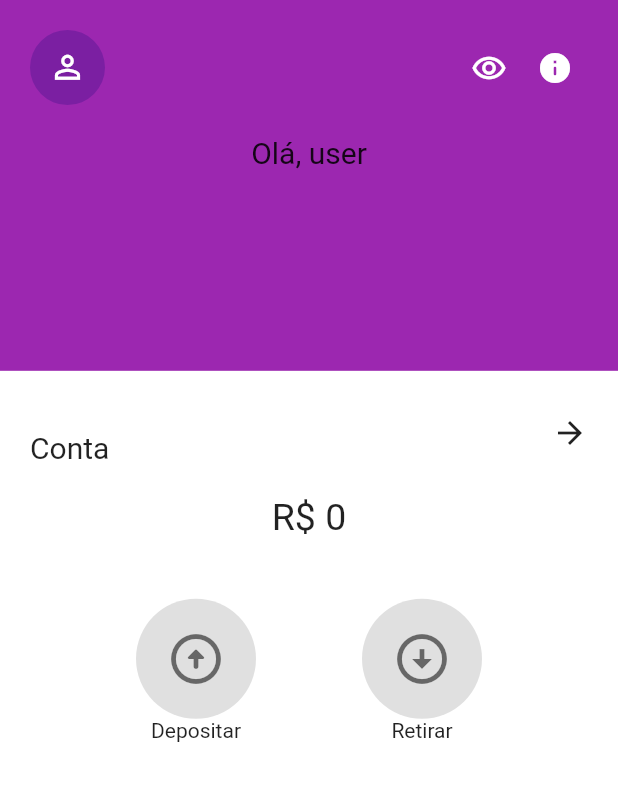
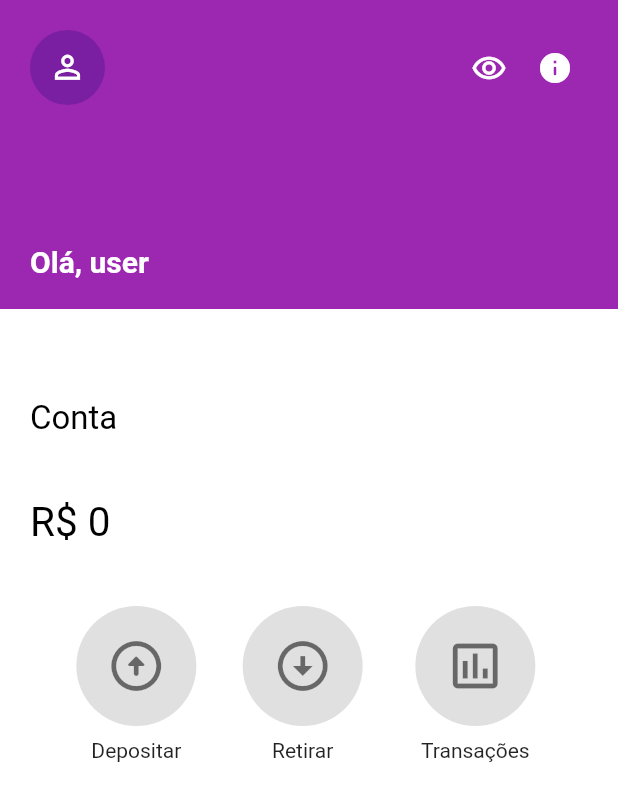
Before and after one commit to JordanElizeu/ControleDeFinancasFlutter, a Flutter app: the PageInitial widget shown alone on an empty page, opened directly, on a phone screen of 412 x 824 dp. Shown: the top 801 px of the screen. Run offline on Flutter 3.47's test engine with Material 2 defaults, Android fonts, the phone set to English and light mode, and no system bars; our stand-ins replace get.

Commit message:
Implementando novos widgets na pagina inicial

```diff
--- a/lib/ui/home/home.dart
+++ b/lib/ui/home/home.dart
@@ -6,9 +6,10 @@ import 'package:flutter/material.dart';
 class Home extends StatelessWidget {
   @override
   Widget build(BuildContext context) {
-    return Scaffold(
-      bottomNavigationBar: navigationBar(),
-      body: bodyHome()
+    return SafeArea(
+      child: Scaffold(
+        body: bodyHome()
+      ),
     );
   }
 }
--- a/lib/ui/initial/page_initial.dart
+++ b/lib/ui/initial/page_initial.dart
@@ -1,5 +1,5 @@
 import 'dart:ui';
-
+import 'package:app_financeiro/ui/initial/widgets/widget_circleavatar.dart';
 import 'package:app_financeiro/ui/initial/widgets/widget_textinformative.dart';
 import 'package:flutter/cupertino.dart';
 import 'package:flutter/material.dart';
@@ -16,7 +16,7 @@ class PageInitial extends StatelessWidget {
               Container(
                 color: Colors.purple,
                 width: constraints.maxWidth,
-                height: constraints.maxHeight * 0.30,
+                height: constraints.maxHeight * 0.25,
                 child: Padding(
                   padding: const EdgeInsets.all(20.0),
                   child: Column(
@@ -51,7 +51,18 @@ class PageInitial extends StatelessWidget {
                           )
                         ],
                       ),
-                      textInformative(text: 'Olá, user', fontSize: 20.0)
+                      Expanded(
+                        child: Container(
+                          alignment: Alignment.bottomLeft,
+                          child: Text(
+                            'Olá, user',
+                            style: TextStyle(
+                                fontSize: 20.0,
+                                color: Colors.white,
+                                fontWeight: FontWeight.w700),
+                          ),
+                        ),
+                      )
                     ],
                   ),
                 ),
@@ -60,17 +71,10 @@ class PageInitial extends StatelessWidget {
                 padding: const EdgeInsets.all(20.0),
                 child: Column(
                   children: [
-                    Row(
-                      mainAxisAlignment: MainAxisAlignment.spaceBetween,
-                      crossAxisAlignment: CrossAxisAlignment.center,
-                      children: [
-                        textInformative(text: 'Conta', fontSize: 20.0),
-                        Icon(Icons.arrow_forward)
-                      ],
-                    ),
+                    textInformative(text: 'Conta', fontSize: 22.0),
                     textInformative(
                         text: 'R\$ 0',
-                        fontSize: 25.0,
+                        fontSize: 27.0,
                         fontWeight: FontWeight.w400),
                     Row(
                       mainAxisAlignment: MainAxisAlignment.spaceEvenly,
@@ -79,7 +83,13 @@ class PageInitial extends StatelessWidget {
                             iconData: Icons.arrow_circle_up_rounded,
                             text: "Depositar"),
                         circleAvatar(
-                            iconData: Icons.arrow_circle_down, text: "Retirar"),
+                          iconData: Icons.arrow_circle_down,
+                          text: "Retirar",
+                        ),
+                        circleAvatar(
+                          iconData: Icons.assessment_outlined,
+                          text: "Transações",
+                        ),
                       ],
                     )
                   ],
@@ -92,19 +102,3 @@ class PageInitial extends StatelessWidget {
     );
   }
 }
-
-Widget circleAvatar({@required IconData iconData, @required String text}) {
-  return Padding(
-    padding: const EdgeInsets.only(top: 40.0),
-    child: Column(
-      children: [
-        CircleAvatar(
-          backgroundColor: Colors.black12,
-          child: Icon(iconData,size: 40.0,color: Colors.black54,),
-          radius: 40.0,
-        ),
-        Text(text)
-      ],
-    ),
-  );
-}
--- /dev/null
+++ b/lib/ui/initial/widgets/widget_circleavatar.dart
@@ -0,0 +1,25 @@
+import 'package:flutter/cupertino.dart';
+import 'package:flutter/material.dart';
+
+Widget circleAvatar({@required IconData iconData, @required String text}) {
+  return Padding(
+    padding: const EdgeInsets.only(top: 40.0),
+    child: Column(
+      children: [
+        CircleAvatar(
+          backgroundColor: Colors.black12,
+          child: Icon(
+            iconData,
+            size: 40.0,
+            color: Colors.black54,
+          ),
+          radius: 40.0,
+        ),
+        Padding(
+          padding: const EdgeInsets.all(8.0),
+          child: Text(text),
+        )
+      ],
+    ),
+  );
+}
--- a/lib/ui/initial/widgets/widget_textinformative.dart
+++ b/lib/ui/initial/widgets/widget_textinformative.dart
@@ -1,13 +1,22 @@
 import 'package:flutter/cupertino.dart';
+import 'package:flutter/material.dart';
 
-Widget textInformative({@required String text, @required double fontSize, FontWeight fontWeight}){
+Widget textInformative({
+  @required String text,
+  @required double fontSize,
+  FontWeight fontWeight,
+}) {
   return Padding(
-    padding: const EdgeInsets.only(top: 20.0),
+    padding: const EdgeInsets.only(top: 40.0),
     child: Container(
+      alignment: Alignment.centerLeft,
       child: Text(
         text,
         style: TextStyle(
-            fontSize: fontSize, fontWeight: fontWeight),
+          fontSize: fontSize,
+          fontWeight: fontWeight,
+          color: Colors.black
+        ),
       ),
     ),
   );
```
